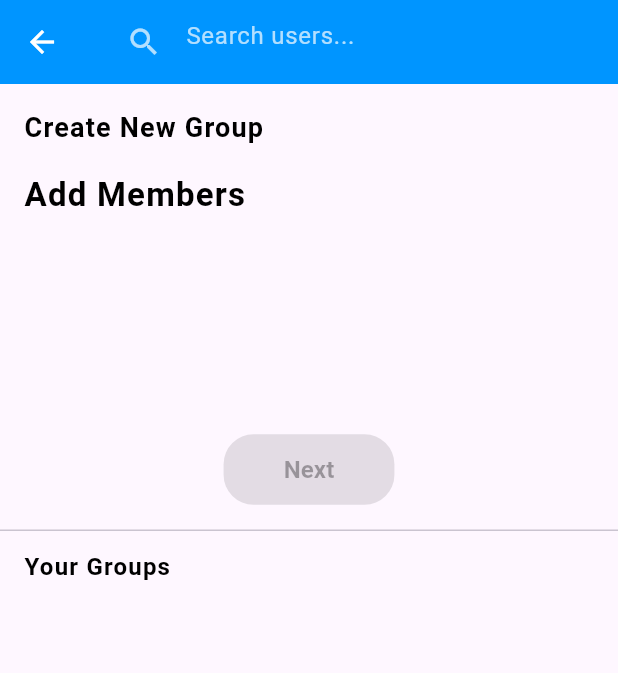
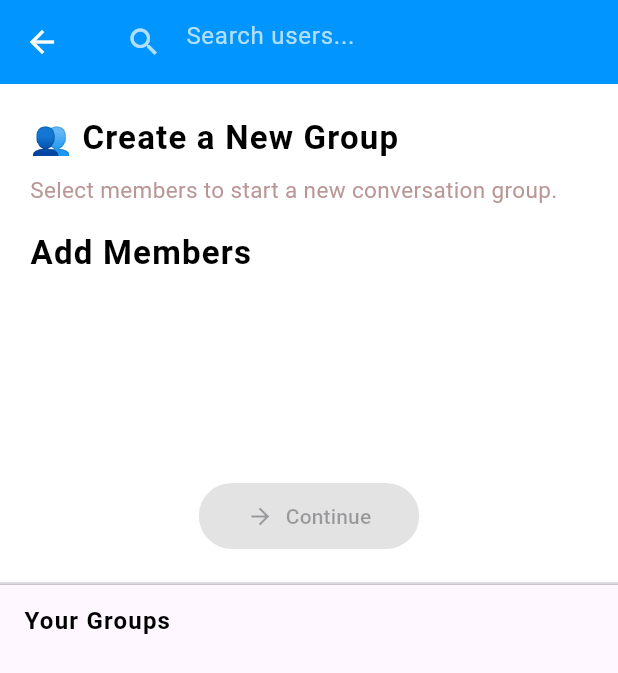
Before and after one commit to azzachater/fish_app, a Flutter app: the ChatHomePage screen opened directly, tab 2 chosen, after a tap on the "add" icon, on a phone screen of 412 x 824 dp. Shown: the top 673 px of the screen. Run offline on Flutter 3.47's test engine with Material 3 defaults, Android fonts, the light colour scheme and no system bars; our stand-ins replace flutter_secure_storage, font_awesome_flutter, get, google_fonts, google_nav_bar, image_picker and 3 more; missing offline and left inert: flutter_osm_plugin, pusher_channels_flutter; accounts and stored records are empty; network calls fail.

Commit message:
updated_

```diff
--- a/lib/controllers/group_chat_controller.dart
+++ b/lib/controllers/group_chat_controller.dart
@@ -328,7 +328,6 @@ class GroupChatController extends GetxController {
   }
 
 
-
   Future<void> addUserToGroup(int groupId, int userId) async {
     try {
       await _apiGroupChatService.addUserToGroup(groupId, userId);
@@ -361,4 +360,7 @@ class GroupChatController extends GetxController {
       selectedUsers.add(user);
     }
   }
+  void resetSelectedUsers() {
+  selectedUsers.clear();
 }
+}
--- a/lib/screens/chat/create_search_group.dart
+++ b/lib/screens/chat/create_search_group.dart
@@ -8,6 +8,10 @@ import 'dart:io';
 
 class CreateSearchGroup extends StatelessWidget {
   CreateSearchGroup({super.key});
+
+  final GroupChatController controller = Get.find<GroupChatController>();
+  final TextEditingController searchController = TextEditingController();
+
   ImageProvider _buildImageProvider(String avatarPath) {
     if (avatarPath.isEmpty) {
       return const AssetImage('assets/images/default_avatar.png');
@@ -20,11 +24,13 @@ class CreateSearchGroup extends StatelessWidget {
     }
   }
 
-  final GroupChatController controller = Get.find<GroupChatController>();
-  final TextEditingController searchController = TextEditingController();
-
   @override
   Widget build(BuildContext context) {
+    // Réinitialise les membres sélectionnés
+    WidgetsBinding.instance.addPostFrameCallback((_) {
+      controller.resetSelectedUsers();
+    });
+
     return Scaffold(
       appBar: AppBar(
         title: TextField(
@@ -42,7 +48,6 @@ class CreateSearchGroup extends StatelessWidget {
         iconTheme: IconThemeData(color: Colors.white),
       ),
       body: Obx(() {
-        // Current user is always first in selected users
         final currentUser = controller.currentUser;
         final otherSelectedUsers = controller.selectedUsers
             .where((user) => user.id != currentUser.id)
@@ -50,21 +55,31 @@ class CreateSearchGroup extends StatelessWidget {
 
         return Column(
           children: [
-            // Group creation section
             Container(
-              padding: EdgeInsets.all(16),
+              width: double.infinity,
+              padding: EdgeInsets.all(20),
+              decoration: BoxDecoration(
+                color: Colors.white,
+                border: Border(
+                  bottom: BorderSide(color: Colors.grey.shade300),
+                ),
+              ),
               child: Column(
                 crossAxisAlignment: CrossAxisAlignment.start,
                 children: [
-                  Text('Create New Group', style: AppTheme.heading2.copyWith(fontSize: 18)),
+                  Text("👥 Create a New Group", style: AppTheme.heading2),
+                  SizedBox(height: 8),
+                  Text(
+                    "Select members to start a new conversation group.",
+                    style: AppTheme.subtitleStyle,
+                  ),
                   SizedBox(height: 16),
 
-                  // Selected members section
                   if (otherSelectedUsers.isNotEmpty) ...[
                     Text('Selected Members', style: AppTheme.subtitleStyle),
                     SizedBox(height: 8),
                     SizedBox(
-                      height: 80,
+  height: 80, // au lieu de 70
   child: ListView.builder(
     scrollDirection: Axis.horizontal,
     itemCount: otherSelectedUsers.length,
@@ -89,14 +104,14 @@ class CreateSearchGroup extends StatelessWidget {
     },
   ),
 ),
+
                     SizedBox(height: 16),
                   ],
 
-                  // Available users section
                   Text('Add Members', style: AppTheme.heading2),
-                  SizedBox(height: 8),
+                  SizedBox(height: 10),
                   SizedBox(
-                    height: 120,
+                    height: 110,
                     child: ListView.builder(
                       scrollDirection: Axis.horizontal,
                       itemCount: controller.filteredUsers.length,
@@ -153,8 +168,6 @@ class CreateSearchGroup extends StatelessWidget {
                               Text(
                                 user.name.split(' ')[0],
                                 style: TextStyle(fontSize: 12),
-                                maxLines: 1,
-                                overflow: TextOverflow.ellipsis,
                               ),
                             ],
                           ),
@@ -162,32 +175,31 @@ class CreateSearchGroup extends StatelessWidget {
                       },
                     ),
                   ),
-
                   SizedBox(height: 16),
                   Center(
-                    child: ElevatedButton(
+                    child: ElevatedButton.icon(
                       onPressed: otherSelectedUsers.isNotEmpty
                           ? () => Get.to(() => GroupDetailsPage())
                           : null,
+                      icon: Icon(Icons.arrow_forward),
+                      label: Text("Continue"),
                       style: ElevatedButton.styleFrom(
                         backgroundColor: AppTheme.primaryColor,
                         foregroundColor: Colors.white,
+                        padding: EdgeInsets.symmetric(horizontal: 32, vertical: 12),
                         shape: RoundedRectangleBorder(
-                          borderRadius: BorderRadius.circular(20),
-                        ),
-                        padding: EdgeInsets.symmetric(horizontal: 40, vertical: 12),
-                        elevation: 2,
-                      ),
-                      child: Text('Next', style: TextStyle(fontSize: 16, fontWeight: FontWeight.bold)),
+                          borderRadius: BorderRadius.circular(30),
                         ),
                       ),
+                    ),
+                  )
                 ],
               ),
             ),
 
             Divider(height: 1, thickness: 1),
 
-            // Existing groups section
+            // List of Existing Groups
             Expanded(
               child: Column(
                 crossAxisAlignment: CrossAxisAlignment.start,
@@ -198,9 +210,8 @@ class CreateSearchGroup extends StatelessWidget {
                   ),
                   Expanded(
                     child: Obx(() {
-    final allGroups = controller.allGroups; // <-- utilise tous les groupes ici
+                      final allGroups = controller.allGroups;
                       return ListView.builder(
-      padding: EdgeInsets.only(bottom: 16),
                         itemCount: allGroups.length,
                         itemBuilder: (context, index) {
                           final group = allGroups[index];
@@ -219,7 +230,6 @@ class CreateSearchGroup extends StatelessWidget {
                       );
                     }),
                   ),
-
                 ],
               ),
             ),
```
Also changed, not shown: lib/controllers/addusertogroup_controller.dart (deleted, +0 -37 lines), lib/controllers/group_detail_controller.dart (deleted, +0 -33 lines), lib/screens/chat/add_user_to_group_page.dart (+40 -10 lines). Lines whose indentation alone changed are shown as unchanged.
